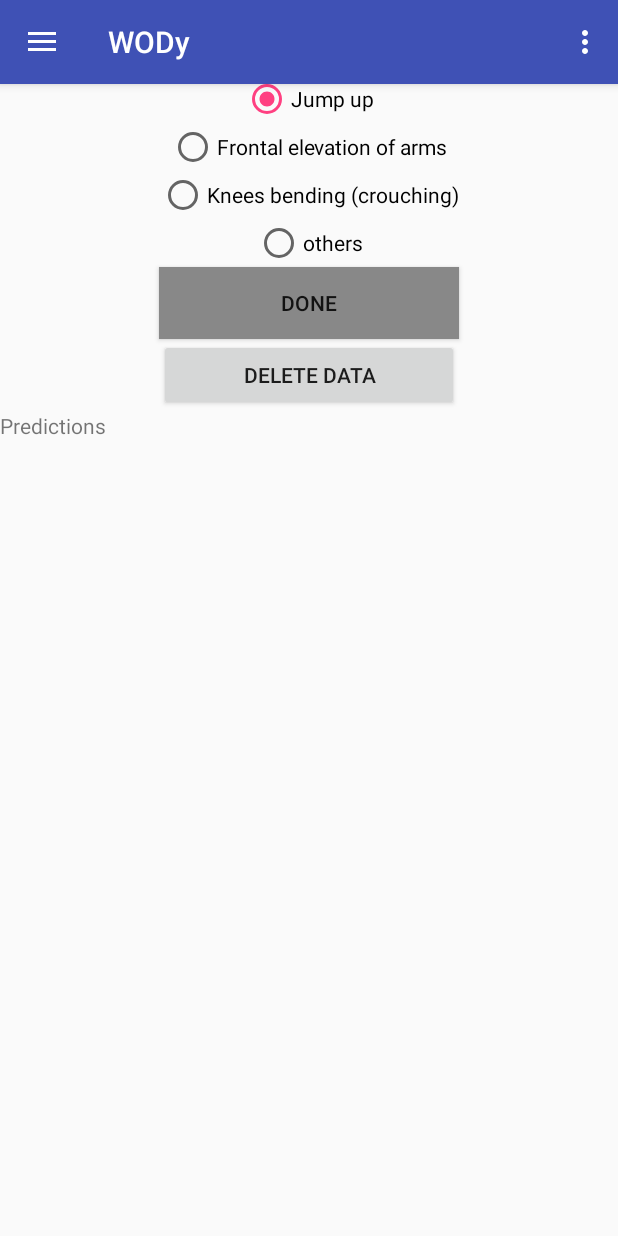
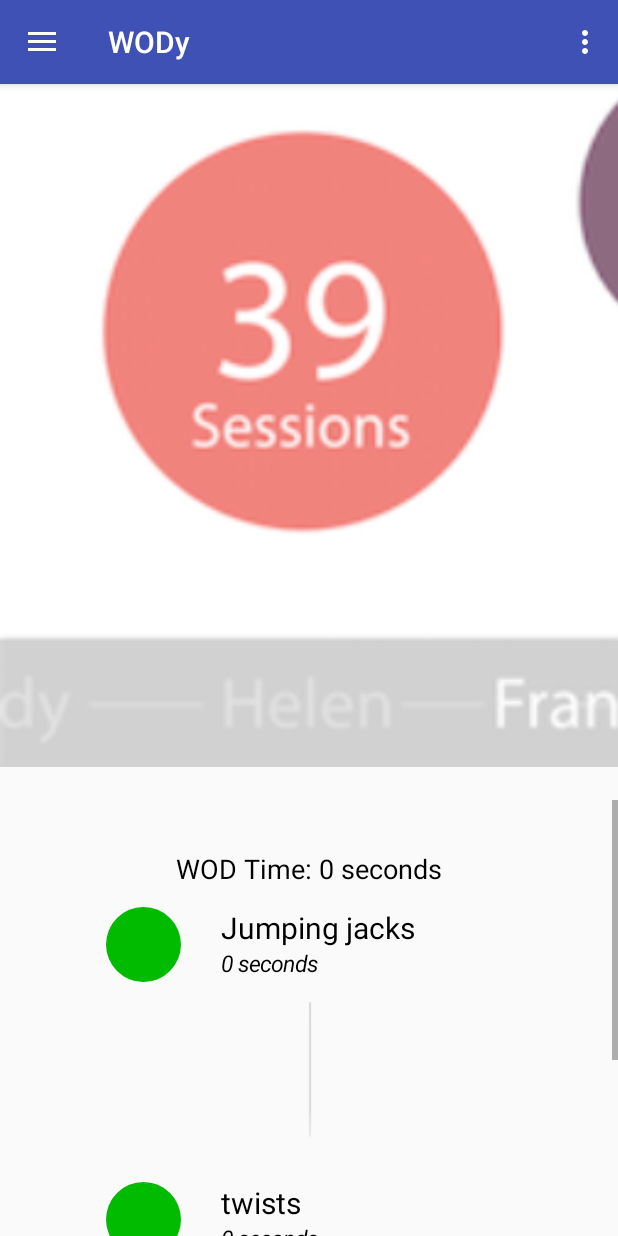
Before and after one commit to DSasivarevic/wody2, an Android app: the fragment CollectorActivity placed in its activity, after a tap on an icon or button, on a phone screen of 412 x 824 dp. Run offline under Robolectric (Android 15) with nearby library versions, the phone set to English and light mode, and no system bars; libraries missing offline, so code that uses them is left out: weka.classifiers, weka.core, weka.core.converters; 8 statements that could not run were skipped; 1 other tap on this screen came first.

Commit message:
first version of prediction and summary working together

```diff
--- a/app/src/main/java/controllers/CollectorActivity.java
+++ b/app/src/main/java/controllers/CollectorActivity.java
@@ -7,6 +7,8 @@ import android.os.Bundle;
 import android.os.Environment;
 import android.os.Handler;
 import android.support.v4.app.Fragment;
+import android.support.v4.app.FragmentManager;
+import android.support.v4.app.FragmentTransaction;
 import android.util.Log;
 import android.view.LayoutInflater;
 import android.view.View;
@@ -24,6 +26,7 @@ import models.ExercisePrediction;
 import models.TimeExercise;
 import models.WOD;
 import wody.wody.R;
+import wody.wody.wod_summary_fragment;
 
 public class CollectorActivity extends Fragment {
 
@@ -126,17 +129,47 @@ public class CollectorActivity extends Fragment {
 						((NotificationManager) getActivity().getSystemService(getActivity().NOTIFICATION_SERVICE)).cancelAll();
 						btnCollect.setBackgroundColor(Color.GRAY);
 
+						// Get exercise time from wod prediction
 						final Handler handler = new Handler();
 						handler.postDelayed(new Runnable() {
 							@Override
 							public void run() {
 								ExercisePrediction ex = new ExercisePrediction(getContext(), "fft_all2.model");
-								ArrayList<String> torben = ex.getPrediction(getContext(), "/storage/emulated/0/Android/data/wody.wody/files/features.arff", 3);
+								ArrayList<Long> torben = ex.getPrediction(getContext(), "/storage/emulated/0/Android/data/wody.wody/files/features.arff", 3);
+								WOD wod = new WOD("First WODy","",1);
+								wod.setStartTime(torben.get(0));
+								wod.setEndTime(torben.get(3));
 
-								txtPrediction.setText("Predictions");
-								for (String prediction : torben) {
-									txtPrediction.append("    "+prediction+"\n");
-								}
+								TimeExercise jumpingJacks = new TimeExercise("Jumping jacks",20);
+								TimeExercise twists = new TimeExercise("twists",20);
+								TimeExercise kettleSwings = new TimeExercise("Kettle Swings",20);
+
+								jumpingJacks.setTotalTime(torben.get(1)-torben.get(0));
+								twists.setTotalTime(torben.get(2)-torben.get(1));
+								kettleSwings.setTotalTime(torben.get(3)-torben.get(2));
+
+								wod.addTimeExercise(jumpingJacks);
+								wod.addTimeExercise(twists);
+								wod.addTimeExercise(kettleSwings);
+
+								wod_summary_fragment fragment = new wod_summary_fragment();
+								fragment.setWod(wod);
+								FragmentManager fragmentManager = getActivity().getSupportFragmentManager();
+								FragmentTransaction fragmentTransaction = fragmentManager.beginTransaction();
+								fragmentTransaction.replace(R.id.frame, fragment);
+								fragmentTransaction.addToBackStack(null);
+								fragmentTransaction.commit();
+
+//								wod_summary_fragment mainfragment = new wod_summary_fragment();
+//								mainfragment.setWod(wod);
+//								android.support.v4.app.FragmentTransaction fm = CollectorActivity.this.getActivity().getSupportFragmentManager().beginTransaction();
+//								fm.replace(R.id.frame, mainfragment);
+//								fm.commit();
+
+//								txtPrediction.setText("Predictions");
+//								for (Long prediction : torben) {
+//									txtPrediction.append("    "+prediction+"\n");
+//								}
 							}
 						}, 1000);
 
--- a/app/src/main/java/models/ExercisePrediction.java
+++ b/app/src/main/java/models/ExercisePrediction.java
@@ -1,6 +1,8 @@
 package models;
 
 import android.content.Context;
+import android.os.Environment;
+import android.os.Handler;
 import android.util.Log;
 import android.widget.TextView;
 
@@ -17,6 +19,7 @@ import java.io.OutputStreamWriter;
 import java.util.ArrayList;
 import java.util.HashMap;
 import java.util.Map;
+import java.util.Scanner;
 
 import controllers.Globals;
 import weka.classifiers.Classifier;
@@ -33,6 +36,9 @@ public class ExercisePrediction {
     private Classifier cls = null;
     private Instances instance = null;
     private TextView txtPrediction;
+    private BufferedWriter out;
+    private ArrayList<Long> timestamps = new ArrayList<Long>();
+    String[] splits = {"Jump_up", "Frontal_elevation_of_arms", "Knees_bending_(crouching)"};
 
     public ExercisePrediction(Context context, String modelName) {
 
@@ -46,48 +52,20 @@ public class ExercisePrediction {
     }
 
     //get prediction from arff
-    public ArrayList<String> getPrediction(Context context, String arffName, int k){
+    public ArrayList<Long> getPrediction(Context context, String arffName, int k){
         Instances instances = null;
         ArrayList<String> predictionArray = new ArrayList<String>();
 
-//        String ss="";
-//        String fileName = "predictions.txt";
-//        try {
-//            FileOutputStream fileos = context.openFileOutput(fileName, Context.MODE_PRIVATE);
-//            FileInputStream fileis = context.openFileInput(fileName);
-//        } catch (FileNotFoundException e) {
-//            e.printStackTrace();
-//        }
-//
-//        try {
-//            FileOutputStream fileout=context.openFileOutput(fileName, context.MODE_PRIVATE);
-//            OutputStreamWriter outputWriter=new OutputStreamWriter(fileout);
-//            outputWriter.write("test");
-//            outputWriter.close();
-//            Log.e("TESTING","test");
-//
-//        } catch (Exception e) {
-//            e.printStackTrace();
-//        }
-//        try {
-//            FileInputStream fileIn=context.openFileInput(fileName);
-//            InputStreamReader InputRead= new InputStreamReader(fileIn);
-//
-//            char[] inputBuffer= new char[4];
-//
-//            int charRead;
-//
-//            while ((charRead=InputRead.read(inputBuffer))>0) {
-//                // char to string conversion
-//                String readstring=String.copyValueOf(inputBuffer,0,charRead);
-//                ss +=readstring;
-//            }
-//            Log.e("Test inputStream", ss.toString());
-//            InputRead.close();}catch(Exception e){
-//
-//            e.printStackTrace();
-//        }
-
+        try {
+            File root = Environment.getExternalStorageDirectory();
+            if (root.canWrite()){
+                File predictionFile = new File(root, "prediction.txt");
+                FileWriter predictionWriter = new FileWriter(predictionFile);
+                out = new BufferedWriter(predictionWriter);
+            }
+        } catch (IOException e) {
+            Log.e("TAG", "Could not write file " + e.getMessage());
+        }
 
         try {
             FileInputStream arffFile = new FileInputStream(new File(arffName));
@@ -104,22 +82,12 @@ public class ExercisePrediction {
         int s=0;
         int f=0;
 
-//        int tempInstanceCount = 0;
-//        Map<Double,Double> tempList = new HashMap<>();
-//        tempList.put(0.0,0.0);
-//        tempList.put(1.0,0.0);
-//        tempList.put(2.0,0.0);
         instances.setClassIndex(67);
-//        Log.e("TESTING", "" + instances.classAttribute().enumerateValues());
-//        instances.classAttribute().numValues();
-
 
         for (int i=0; i<instances.size();i++){
-//            double[] destributionValue = null;
             instances.instance(i).setClassMissing();
             double value = 0.0;
             try {
-//                destributionValue = cls.distributionForInstance(instances.get(i));
                 String tmp = "";
                 value = cls.classifyInstance(instances.instance(i));
 
@@ -127,55 +95,27 @@ public class ExercisePrediction {
                 e.printStackTrace();
             }
 
-//            //prediction based on 3 points - only for testing ----------------
-//            if(tempInstanceCount < 4){
-//                tempInstanceCount++;
-//            }else{
-//                tempInstanceCount = 0;
-//                double predictionValue = 0.0;
-//
-//                double maxValueInMap=(Collections.max(tempList.values()));
-//                for (Map.Entry<Double, Double> entry : tempList.entrySet()) {  // Itrate through hashmap
-//                    if (entry.getValue()==maxValueInMap) {
-//                        predictionValue = entry.getKey();     // Print the key with max value
-//                    }
-//                }
-////                System.out.println(tempList.toString());
-//                System.out.println("Improved prediction: "+instances.classAttribute().value((int) predictionValue));
-//
-//                tempList.put(0.0, 0.0);
-//                tempList.put(1.0, 0.0);
-//                tempList.put(2.0, 0.0);
-//            }
-//
-//                tempList.put(0.0,tempList.get(0.0)+ destributionValue[0]);
-//                tempList.put(1.0,tempList.get(1.0)+ destributionValue[1]);
-//                tempList.put(2.0,tempList.get(2.0)+ destributionValue[2]);
-//
-//            //-------------------------------------------------------------
-
             String prediction = instances.classAttribute().value((int) value);
             predictionArray.add(prediction);
 
-            if(instances.get(i).toString(3).equals(prediction) ){
-                s++;
-                System.out.println("TRUE ------ real: "+ instances.get(i).toString(3)+ "   prediction: "+prediction);
-            }else if(instances.get(i).toString(3).equals("'"+prediction+"'") ){
-                s++;
-                System.out.println("True ------ real: "+ instances.get(i).toString(3)+ "   prediction: "+prediction);
-            }else {//!originalTrain.get(i).toString(3).equals("Push-ups")) {
-                f++;
-                System.out.println("FALSE ------ real: " + instances.get(i).toString(3) + "   prediction: " + prediction);
+            try {
+                out.write(prediction+"\n");
+                out.flush();
+            } catch (Exception e) {
+                e.printStackTrace();
             }
         }
 
-        System.out.println("true: "+s);
-        System.out.println("false: " + f);
+        try{
+            out.close();
+            Log.e("TESTING", "out closed");
+        } catch (Exception e) {
+            e.printStackTrace();
+        }
+            return getSplitTimes(predictionArray);
+        }
 
-        return predictionArray;
-    }
-
-    //get prediction from instance
+        //get prediction from instance
     public String getPrediction(double x, double y, double z) throws Exception {
         instance = createInstance(x, y, z);
         double predictionValue = cls.classifyInstance(instance.firstInstance());
@@ -237,4 +177,103 @@ public class ExercisePrediction {
         return new Instances(in);
     }
 
+    public ArrayList<Long> getSplitTimes(ArrayList<String> predictionList){
+        loadTimestamps();
+
+        int max = 0, s1= 0, s2 = 0;
+        long start, end;
+        start = System.currentTimeMillis();
+        for(int i = 1; i < predictionList.size()-1; i++ ){
+            for(int j = i+1; j < predictionList.size(); j++){
+                //Test score
+                int tmp_score = getSplit(i, j, predictionList);
+
+                if(tmp_score > max){
+                    max = tmp_score;
+                    s1 = i;
+                    s2 = j;
+                }
+            }
+        }
+        end = System.currentTimeMillis();
+
+        int j = 0;
+        long startTime = timestamps.get(0);
+        long endTime = timestamps.get(timestamps.size()-1);
+        ArrayList<Long> splitTimes = new ArrayList<Long>();
+        splitTimes.add(startTime);
+        Log.e("TESTING"," start: "+splitTimes.get(0));
+        for(int i = 0; i < predictionList.size(); i++){
+            if(i < s1){
+                j = 0;
+                Log.e("TESTING"," "+splits[0]);
+            }else if(i > s1 && i <s2){
+                Log.e("TESTING", " " + splits[1]);
+                if(j == 0){
+                    splitTimes.add(timestamps.get(i));
+                    Log.e("TESTING", " split1: " + splitTimes.get(1));
+                }
+                j = 1;
+            }else if(i> s2){
+                Log.e("TESTING"," "+splits[2]);
+                if(j == 1){
+                    splitTimes.add(timestamps.get(i));
+                    Log.e("TESTING", " split2: " + splitTimes.get(2));
+                }
+                j = 2;
+            }
+        }
+        Log.e("TESTING"," end: "+splitTimes.get(splitTimes.size()-1));
+        splitTimes.add(endTime);
+        Log.e("TESTING", " " + splitTimes.toString());
+
+//        long JumpUp_diff = splitTimes.get(1)- splitTimes.get(0);
+//        long Frontal_diff = splitTimes.get(2)- splitTimes.get(1);
+//        long Knees_diff = splitTimes.get(3)- splitTimes.get(2);
+//
+//        //Total time
+//        long totalTime = endTime-startTime;
+
+        return splitTimes;
+    }
+
+    public void loadTimestamps(){
+        try {
+            Scanner scanner = new Scanner(new File("/storage/emulated/0/timestamps.csv"));
+
+            int i = 0;
+            while(scanner.hasNext()){
+                String tmp = scanner.nextLine();
+                String[] data = tmp.split(",");
+
+                i++;
+                if(i % 64 == 0){
+                    Log.e("TESTING","timestamp:"+data[3]);
+                    timestamps.add(Long.parseLong(data[3]));
+                }
+            }
+            Log.e("TESTING","timestamp loaded");
+
+            scanner.close();
+        } catch (FileNotFoundException e) {
+            Log.e("TESTING", "timestamp not found");
+        }
+    }
+
+    public int getSplit(int s1, int s2, ArrayList<String> predictionList){
+        int score = 0;
+
+        for(int i = 0; i < predictionList.size(); i++){
+            String tmp = predictionList.get(i);
+            if(i < s1 && tmp.equals(splits[0])){
+                score++;
+            }else if(i > s1 && i <s2 && tmp.equals(splits[1])){
+                score++;
+            }else if(i> s2 && tmp.equals(splits[2])){
+                score++;
+            }
+        }
+
+        return score;
+    }
 }
--- a/app/src/main/java/models/TimeExercise.java
+++ b/app/src/main/java/models/TimeExercise.java
@@ -10,6 +10,7 @@ public class TimeExercise extends BaseExercise {
     private long endTime;
     ArrayList<SensorData> sensorData = new ArrayList<SensorData>();
     private int repetitions;
+    private long totalTime;
 
     public TimeExercise(String name, int repetitions){
         this.name = name;
@@ -59,4 +60,12 @@ public class TimeExercise extends BaseExercise {
     public int getRepetitions(){
         return repetitions;
     }
+
+    public long getTotalTime() {
+        return totalTime;
+    }
+
+    public void setTotalTime(long totalTime) {
+        this.totalTime = totalTime;
+    }
 }
--- a/app/src/main/java/wody/wody/wod_summary_fragment.java
+++ b/app/src/main/java/wody/wody/wod_summary_fragment.java
@@ -20,6 +20,7 @@ import android.widget.TextView;
 
 import java.util.ArrayList;
 import java.util.List;
+import java.util.concurrent.TimeUnit;
 
 import models.TimeExercise;
 import models.WOD;
@@ -43,7 +44,7 @@ public class wod_summary_fragment extends Fragment {
         ArrayList<TimelineObject> timelineList = new ArrayList<>();
 
         for(TimeExercise w:wod.getTimeExercises()){
-            long totalTime = w.getEndTime() - w.getStartTime();
+            long totalTime = w.getTotalTime();
             TimelineObject tObject = new TimelineObject(w.getName(), totalTime);
             timelineList.add(tObject);
         }
@@ -56,6 +57,16 @@ public class wod_summary_fragment extends Fragment {
         LinearLayout.LayoutParams layoutParams = new LinearLayout.LayoutParams(1100, 800);
         bubbleChartView.setLayoutParams(layoutParams);
 
+        TextView totalTimeTextView = new TextView(rootview.getContext().getApplicationContext());
+        totalTimeTextView.setTextColor(Color.BLACK);
+        totalTimeTextView.setText("WOD Time: " + ((wod.getEndTime() - wod.getStartTime()) / 1000000000) + " seconds");
+        totalTimeTextView.setWidth(300);
+        totalTimeTextView.setTextSize(18);
+        totalTimeTextView.setGravity(Gravity.CENTER_HORIZONTAL);
+        totalTimeTextView.setPadding(0,0,0,20);
+
+        tableLayout.addView(totalTimeTextView);
+
         //generates timeline
         int counter = 1;
         for(TimelineObject to : timelineList){
@@ -63,16 +74,16 @@ public class wod_summary_fragment extends Fragment {
             String name = to.getName();
             long time = to.getTime();
 
-            TextView dateTextView = new TextView(rootview.getContext().getApplicationContext());
-            dateTextView.setTextColor(Color.BLACK);
-            dateTextView.setGravity(Gravity.RIGHT);
-            dateTextView.setWidth(300);
-            dateTextView.setTextSize(20);
-            row.addView(dateTextView);
+//            TextView dateTextView = new TextView(rootview.getContext().getApplicationContext());
+//            dateTextView.setTextColor(Color.BLACK);
+//            dateTextView.setGravity(Gravity.RIGHT);
+//            dateTextView.setWidth(300);
+//            dateTextView.setTextSize(20);
+//            row.addView(dateTextView);
 
             ImageView circleView = new ImageView(rootview.getContext().getApplicationContext());
             circleView.setImageResource(R.drawable.green_circle);
-            circleView.setPadding(40,0,40,0);
+            circleView.setPadding(10, 0, 40, 0);
             row.addView(circleView);
 
             LinearLayout ll = new LinearLayout(rootview.getContext().getApplicationContext());
@@ -84,7 +95,7 @@ public class wod_summary_fragment extends Fragment {
             nameTextView.setTextSize(20);
             TextView timeTextView = new TextView(rootview.getContext().getApplicationContext());
             timeTextView.setTypeface(null, Typeface.ITALIC);
-            timeTextView.setText(time+"min");
+            timeTextView.setText(time / 1000000000 + " seconds");
             timeTextView.setWidth(300);
             timeTextView.setTextSize(15);
             timeTextView.setTextColor(Color.BLACK);
@@ -126,4 +137,8 @@ public class wod_summary_fragment extends Fragment {
         }
         wod.setStartTime(time);
     }
+
+    public void setWod(WOD wod){
+        this.wod = wod;
+    }
 }
--- a/app/src/main/res/layout/main.xml
+++ b/app/src/main/res/layout/main.xml
@@ -9,7 +9,7 @@
         android:id="@+id/radioGroupLabels"
         android:layout_width="match_parent"
         android:layout_height="wrap_content"
-        android:layout_marginTop="50dp" >
+        android:layout_marginTop="80dp" >
 
         <RadioButton
             android:id="@+id/radioStanding"
```
Also changed, not shown: app/src/main/java/controllers/SensorsService.java (+5 -3 lines), 1 other file.
